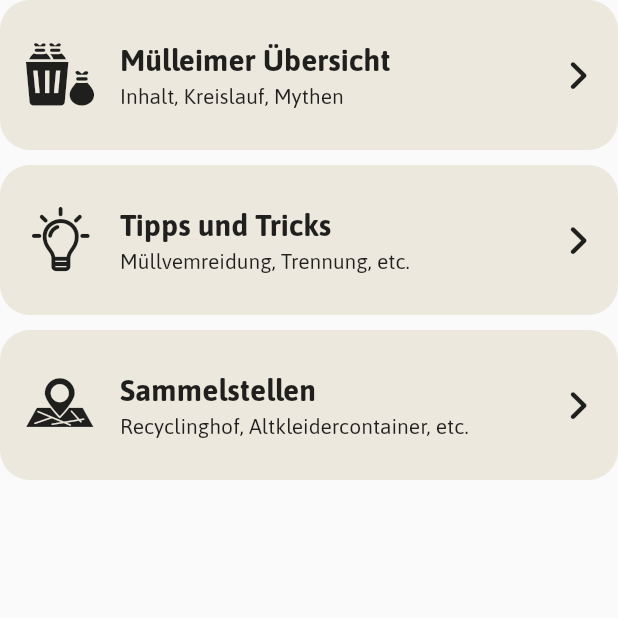
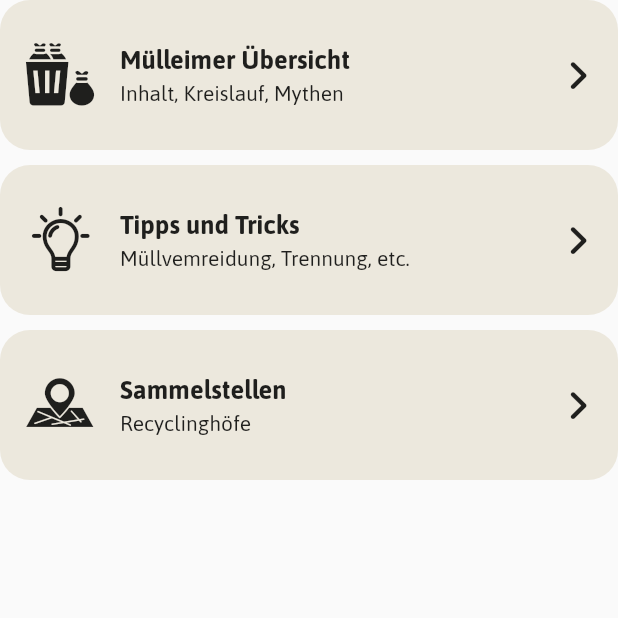
Before and after one commit to m-glock/WasteWise, a Flutter app: the DiscoverPage screen opened directly, on a phone screen of 412 x 824 dp, the top half of it. Run offline on Flutter 3.47's test engine with Material 2 defaults, Android fonts, the phone set to English and light mode, and no system bars; our stand-ins replace cached_network_image, carousel_indicator, carousel_slider, expandable, fl_chart, flutter_map and 9 more; missing offline and left inert: autocomplete_textfield, flutter_barcode_scanner, flutter_map_marker_popup, maps_launcher; accounts and stored records are empty; network calls fail; statements that could not run were skipped.

Commit message:
changed some text style and text, added article in german for waste bin

```diff
--- a/lib/presentation/i18n/language_de.dart
+++ b/lib/presentation/i18n/language_de.dart
@@ -44,7 +44,7 @@ class LanguageDe extends Languages {
   // dashboard
   @override String get tipTileTitle => "Tipp des Tages";
   @override String get tipTileButtonText => "Mehr erfahren";
-  @override String get congratsTileTitle => "Glückwunsch";
+  @override String get congratsTileTitle => "Glückwunsch!";
   @override String get congratsTileDefaultTitle => "Weiter so";
   @override String get congratsTileDefaultText => "Je mehr du lernst, desto einfacher ist es die richtige Tonne zu finden.";
   @override String get congratsTileFirstFragment => "Du bist in den Top  ";
@@ -107,7 +107,7 @@ class LanguageDe extends Languages {
 
   // item detail page
   @override String get itemDetailMaterialLabel => "Material: ";
-  @override String get itemDetailWasteBinLabel => "Tonne: ";
+  @override String get itemDetailWasteBinLabel => "Mülltonne: ";
   @override String get itemDetailSynonymsLabel => "Alternative Begriffe: ";
   @override String get itemDetailMoreInfoLabel => "Mehr Informationen über ";
   @override String get itemDetailExplanationLabel => "Erklärung";
@@ -122,7 +122,7 @@ class LanguageDe extends Languages {
   @override String get tipsAndTricksTitle => "Tipps und Tricks";
   @override String get tipsAndTricksSubtitle => "Müllvemreidung, Trennung, etc.";
   @override String get collectionPointsTitle => "Sammelstellen";
-  @override String get collectionPointsSubtitle => "Recyclinghof, Altkleidercontainer, etc.";
+  @override String get collectionPointsSubtitle => "Recyclinghöfe";
 
   // waste bin pages
   @override String get wasteBinContentLabel => "Inhalt";
@@ -130,6 +130,8 @@ class LanguageDe extends Languages {
   @override String get wasteBinMythLabel => "Mythen";
   @override String get wasteBinNoContentLabel => "Das gehört rein:";
   @override String get wasteBinYesContentLabel => "Das gehört nicht rein:";
+  @override String get wasteBinShowMoreLabel => "mehr";
+  @override String get wasteBinShowLessLabel => "weniger";
   @override String get wasteBinMythCorrect => "Stimmt!";
   @override String get wasteBinMythIncorrect => "Stimmt nicht!";
 
--- a/lib/presentation/i18n/language_en.dart
+++ b/lib/presentation/i18n/language_en.dart
@@ -45,7 +45,7 @@ class LanguageEn extends Languages {
   // dashboard
   @override String get tipTileTitle => "Tip of the Day";
   @override String get tipTileButtonText => "More Info";
-  @override String get congratsTileTitle => "Congratulation";
+  @override String get congratsTileTitle => "Well done!";
   @override String get congratsTileDefaultTitle => "Keep going";
   @override String get congratsTileDefaultText => "The more you learn, the easier it gets to find the correct waste bin.";
   @override String get congratsTileFirstFragment => "You are in the top  ";
@@ -123,7 +123,7 @@ class LanguageEn extends Languages {
   @override String get tipsAndTricksTitle => "Tips and Tricks";
   @override String get tipsAndTricksSubtitle => "waste prevention, sorting, and more";
   @override String get collectionPointsTitle => "Collection Points";
-  @override String get collectionPointsSubtitle => "recycling yard and more";
+  @override String get collectionPointsSubtitle => "recycling yards";
 
   // waste bin pages
   @override String get wasteBinContentLabel => "Content";
@@ -131,6 +131,8 @@ class LanguageEn extends Languages {
   @override String get wasteBinMythLabel => "Myths";
   @override String get wasteBinNoContentLabel => "Does not belong in there:";
   @override String get wasteBinYesContentLabel => "Does belong in there:";
+  @override String get wasteBinShowMoreLabel => "more";
+  @override String get wasteBinShowLessLabel => "less";
   @override String get wasteBinMythCorrect => "Correct!";
   @override String get wasteBinMythIncorrect => "Not correct!";
 
--- a/lib/presentation/i18n/languages.dart
+++ b/lib/presentation/i18n/languages.dart
@@ -133,6 +133,8 @@ abstract class Languages {
   String get wasteBinMythLabel;
   String get wasteBinYesContentLabel;
   String get wasteBinNoContentLabel;
+  String get wasteBinShowMoreLabel;
+  String get wasteBinShowLessLabel;
   String get wasteBinMythCorrect;
   String get wasteBinMythIncorrect;
 
--- a/lib/presentation/pages/dashboard/widgets/action_tile.dart
+++ b/lib/presentation/pages/dashboard/widgets/action_tile.dart
@@ -72,7 +72,7 @@ class _ActionTileState extends State<ActionTile> {
               Expanded(
                 child: Text(
                   tip.short,
-                  style: Theme.of(context).textTheme.bodyText1,
+                  style: Theme.of(context).textTheme.bodyText2,
                 ),
               ),
               Flexible(
--- a/lib/presentation/pages/dashboard/widgets/overview_tile.dart
+++ b/lib/presentation/pages/dashboard/widgets/overview_tile.dart
@@ -25,7 +25,7 @@ class _OverviewTileState extends State<OverviewTile> {
             fontWeight: FontWeight.bold,
           ),
           children: <TextSpan>[
-            TextSpan(text: text, style: Theme.of(context).textTheme.bodyText1),
+            TextSpan(text: text, style: Theme.of(context).textTheme.bodyText2),
           ],
         ),
       ),
--- a/lib/presentation/pages/discovery/widgets/tips/discovery_tile.dart
+++ b/lib/presentation/pages/discovery/widgets/tips/discovery_tile.dart
@@ -51,7 +51,7 @@ class _DiscoveryTileState extends State<DiscoveryTile> {
                     children: [
                       Text(
                         widget.title,
-                        style: Theme.of(context).textTheme.headline1,
+                        style: Theme.of(context).textTheme.headline2,
                       ),
                       const Padding(padding: EdgeInsets.only(bottom: 5)),
                       if(widget.subtitle != null)
--- a/lib/presentation/pages/discovery/widgets/waste_bin/cycle_widget.dart
+++ b/lib/presentation/pages/discovery/widgets/waste_bin/cycle_widget.dart
@@ -50,7 +50,7 @@ class _CycleWidgetState extends State<CycleWidget> {
                         style: Theme.of(context).textTheme.headline1),
                     const Padding(padding: EdgeInsets.only(bottom: 20)),
                     Text(element.explanation,
-                        style: Theme.of(context).textTheme.bodyText1),
+                        style: Theme.of(context).textTheme.bodyText2),
                     const Padding(padding: EdgeInsets.symmetric(vertical: 25)),
                     if (element.additionalInfo != null)
                       Container(
@@ -69,7 +69,7 @@ class _CycleWidgetState extends State<CycleWidget> {
                             Expanded(
                               child: Text(
                                 element.additionalInfo!,
-                                style: Theme.of(context).textTheme.bodyText1,
+                                style: Theme.of(context).textTheme.bodyText2,
                               ),
                             ),
                           ],
--- a/lib/presentation/pages/search/widgets/alert_dialog_widget.dart
+++ b/lib/presentation/pages/search/widgets/alert_dialog_widget.dart
@@ -82,7 +82,8 @@ class AlertDialogWidget {
                     Expanded(
                       child: Text.rich(
                         TextSpan(
-                          text: Languages.of(context)!.alertDialogPrompt,
+                          text: "${Languages.of(context)!.alertDialogPrompt} "
+                              "${item.wasteBin.article ?? ""} ",
                           style: Theme.of(context).textTheme.bodyText2,
                           children: [
                             TextSpan(
--- a/lib/presentation/util/database_classes/waste_bin_category.dart
+++ b/lib/presentation/util/database_classes/waste_bin_category.dart
@@ -8,6 +8,7 @@ part 'generated/waste_bin_category.g.dart';
 @JsonSerializable(explicitToJson: true)
 class WasteBinCategory{
   final String title;
+  final String? article;
   final String objectId;
   final List<Myth> myths;
   final List<String> itemsBelong;
@@ -16,7 +17,7 @@ class WasteBinCategory{
   final String imageFilePath;
 
   WasteBinCategory(this.title, this.objectId, this.myths,
-      this.cycleSteps, this.itemsBelong, this.itemsDontBelong, this.imageFilePath);
+      this.cycleSteps, this.itemsBelong, this.itemsDontBelong, this.imageFilePath, {this.article});
 
   static WasteBinCategory fromGraphQlData(dynamic category, String imageFilePath) {
     return WasteBinCategory(
@@ -26,7 +27,8 @@ class WasteBinCategory{
         List.empty(growable: true),
         List.empty(growable: true),
         List.empty(growable: true),
-        imageFilePath
+        imageFilePath,
+        article: category["article"]
     );
   }
 
--- a/lib/presentation/util/graphl_ql_queries.dart
+++ b/lib/presentation/util/graphl_ql_queries.dart
@@ -23,6 +23,7 @@ class GraphQLQueries{
     query GetContent(\$languageCode: String!, \$municipalityId: String!){
       getCategories(languageCode: \$languageCode, municipalityId: \$municipalityId){
         title
+        article
         category_id{
           objectId
           image_file{
@@ -239,7 +240,7 @@ class GraphQLQueries{
   """;
 
   static String tipListQuery = """
-    query GetCategories(\$languageCode: String!, \$userId: String){
+    query GetTips(\$languageCode: String!, \$userId: String){
       getTipTypes(languageCode: \$languageCode){
         title
         tip_type_id{
```
